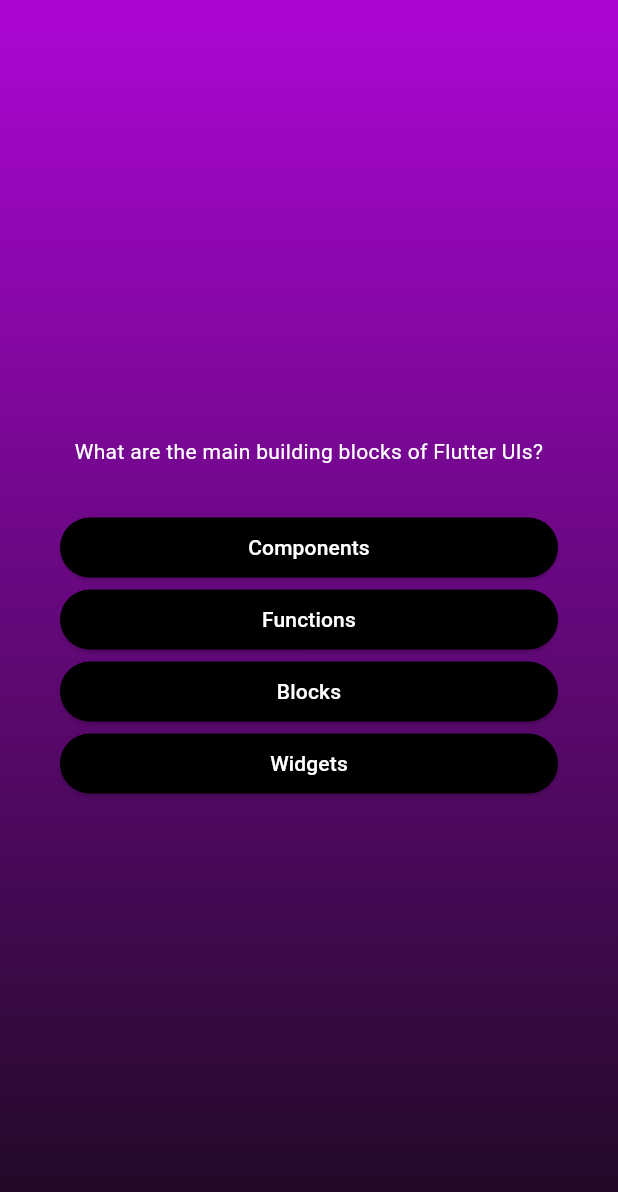
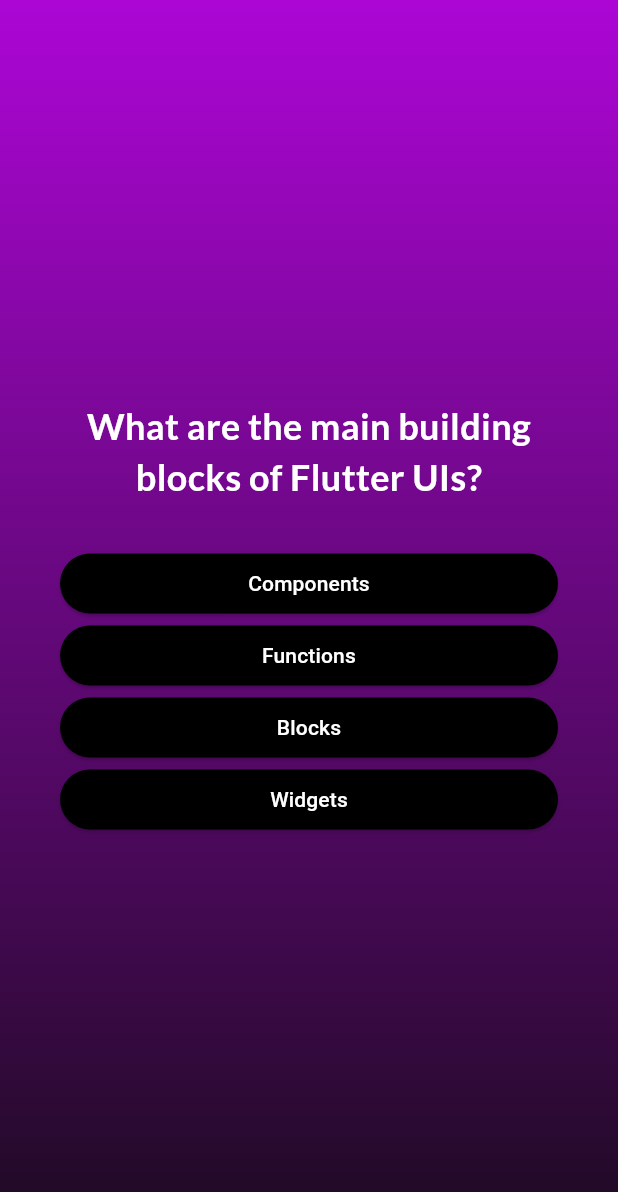
Before and after one commit to kevinbrowndc/quiz1, a Flutter app: the screen it shows after launch, after a tap on "Start Quiz", on a phone screen of 412 x 824 dp. Shown: the top 1192 px of the screen. Run offline on Flutter 3.47's test engine with Material 3 defaults, Android fonts, the phone set to English and light mode, and no system bars; our stand-ins replace google_fonts.

Commit message:
google_fonts

```diff
--- a/lib/answer_button.dart
+++ b/lib/answer_button.dart
@@ -15,8 +15,10 @@ class AnswerButton extends StatelessWidget {
   Widget build(BuildContext context) {
     return  ElevatedButton(
       onPressed: onTap,
+
       style: ElevatedButton.styleFrom(
-        padding: const EdgeInsets.symmetric(vertical: 10, horizontal: 40,),
+
+        padding: const EdgeInsets.symmetric(vertical: 10, horizontal: 40),
         backgroundColor: const Color.fromARGB(255, 1, 0, 1),
         foregroundColor: Colors.white,
         shape: RoundedRectangleBorder(borderRadius: BorderRadius.circular(40)),
--- a/lib/questions_screen.dart
+++ b/lib/questions_screen.dart
@@ -1,6 +1,7 @@
 import 'package:flutter/material.dart';
 import 'package:quiz1/answer_button.dart';
 import 'package:quiz1/data/questions.dart';
+import 'package:google_fonts/google_fonts.dart';
 
 class QuestionsScreen extends StatefulWidget{
   const QuestionsScreen({super.key});
@@ -31,7 +32,11 @@ class _QuestionsScreenState extends State<QuestionsScreen> {
           crossAxisAlignment: CrossAxisAlignment.stretch,
           children: [
           Text(currentQuestion.text,
-          style: const TextStyle(color: Colors.white),
+          style: GoogleFonts.lato(
+            color: Colors.white,
+            fontSize: 24,
+            fontWeight: FontWeight.bold,
+          ),
           textAlign: TextAlign.center,
           ),
 
--- a/pubspec.yaml
+++ b/pubspec.yaml
@@ -34,6 +34,7 @@ dependencies:
   # The following adds the Cupertino Icons font to your application.
   # Use with the CupertinoIcons class for iOS style icons.
   cupertino_icons: ^1.0.8
+  google_fonts: ^6.2.1
 
 dev_dependencies:
   flutter_test:
```
Also changed, not shown: pubspec.lock, 1 other file.
